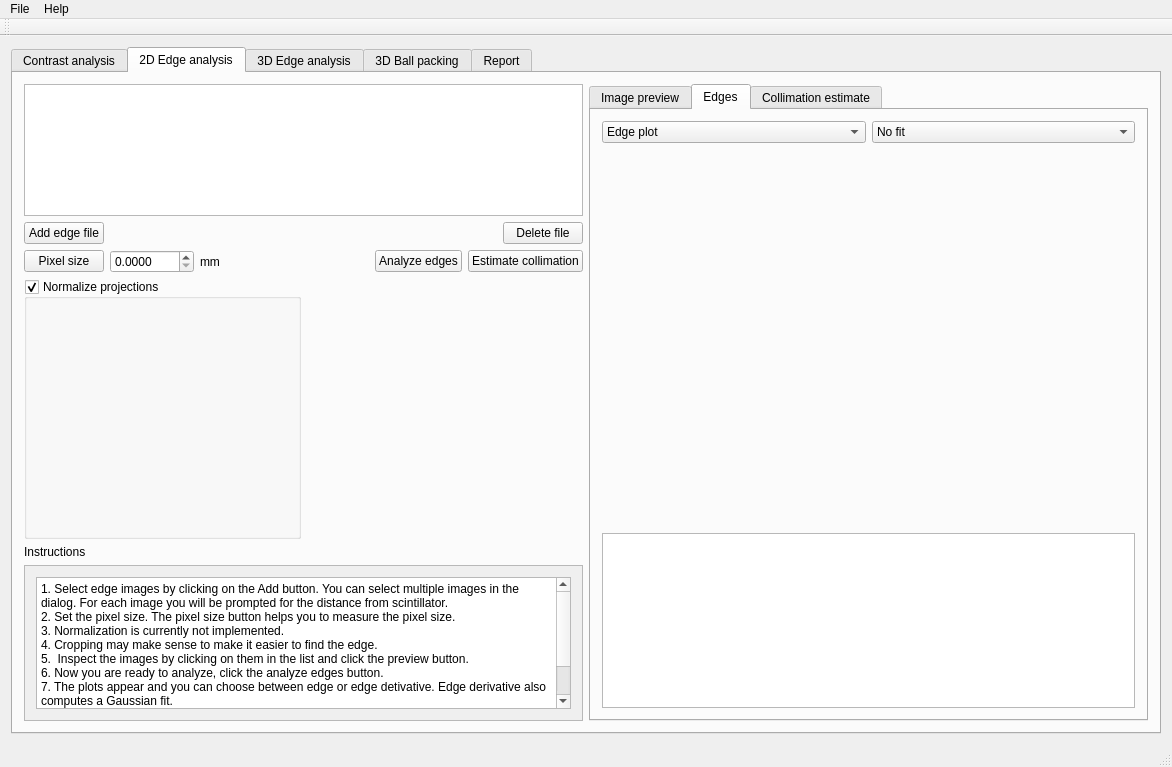
This is applications/NIQualityAssessment/NIQA/niqamainwindow.ui in neutronimaging/ImagingQuality as Qt 5 draws it before an edit. The edited form follows.
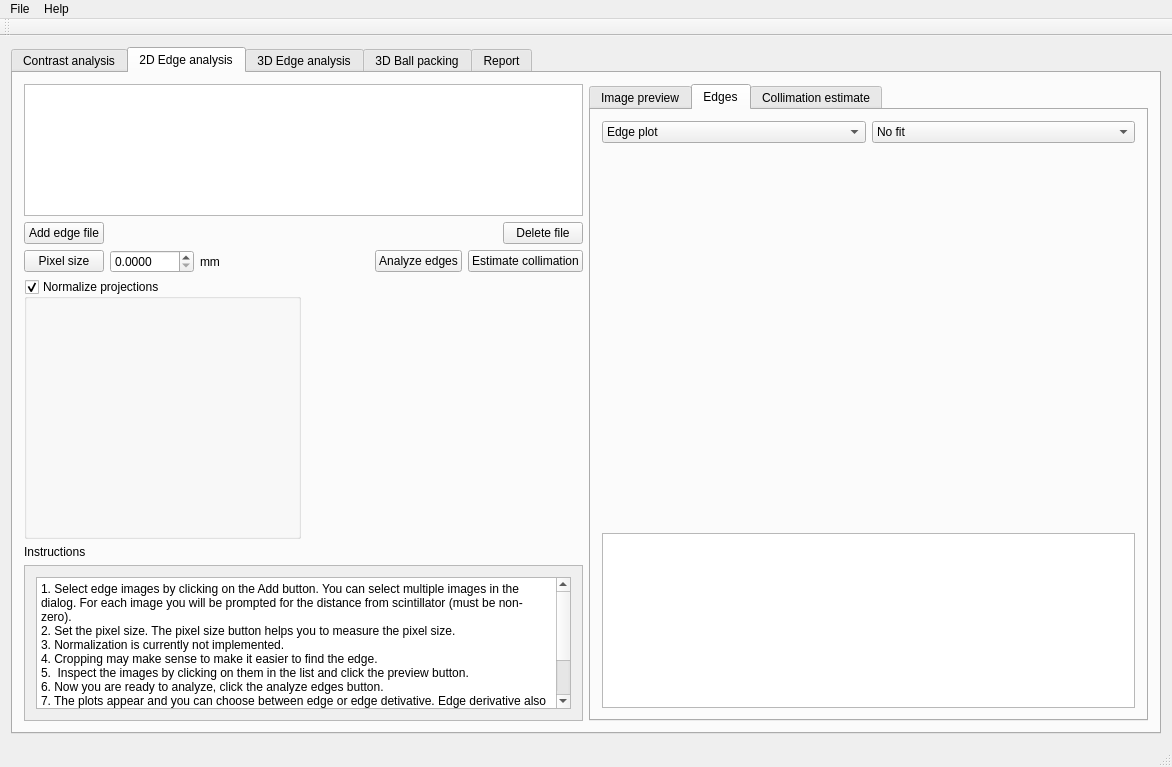
This is the edited form. The open tabs and pages were chosen to show the change. Custom widgets are drawn as their Qt base class.

Commit message: Added inset labels for the contrast sample

```diff
--- a/applications/NIQualityAssessment/NIQA/niqamainwindow.ui
+++ b/applications/NIQualityAssessment/NIQA/niqamainwindow.ui
@@ -491,7 +491,7 @@
               <rect>
                <x>0</x>
                <y>0</y>
-               <width>588</width>
+               <width>578</width>
                <height>123</height>
               </rect>
              </property>
@@ -505,7 +505,7 @@
                  <bool>false</bool>
                 </property>
                 <property name="plainText">
-                 <string>1. Select edge images by clicking on the Add button. You can select multiple images in the dialog. For each image you will be prompted for the distance from scintillator.
+                 <string>1. Select edge images by clicking on the Add button. You can select multiple images in the dialog. For each image you will be prompted for the distance from scintillator (must be non-zero).
 2. Set the pixel size. The pixel size button helps you to measure the pixel size.
 3. Normalization is currently not implemented.
 4. Cropping may make sense to make it easier to find the edge.
```
Left out of the diff: 2 changed lines with no effect on the pictures. The commit also changes 1 other file.
